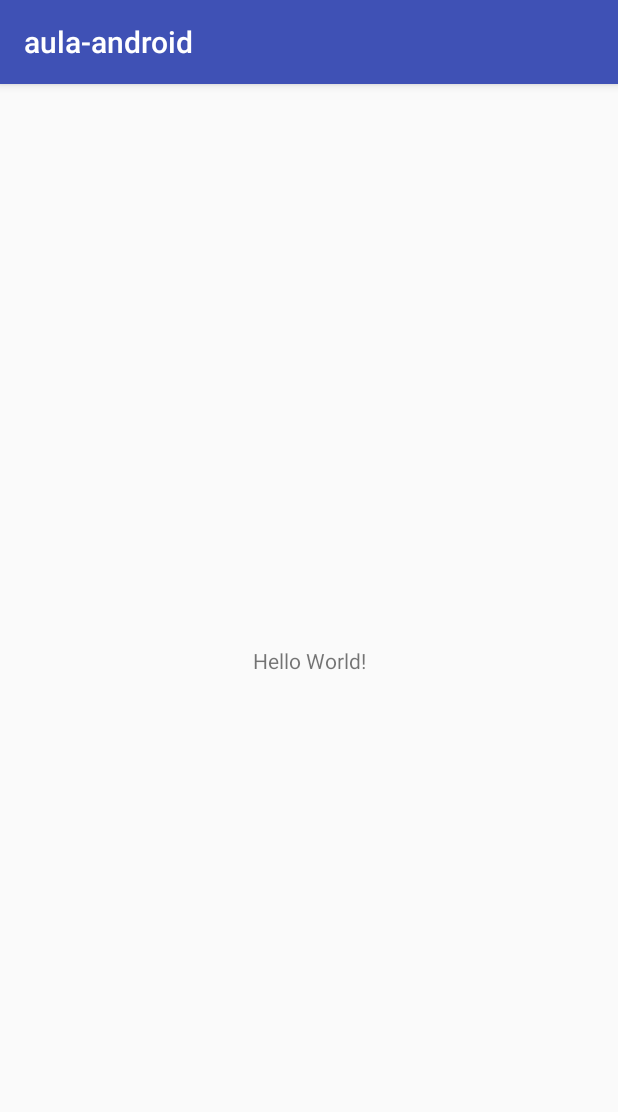
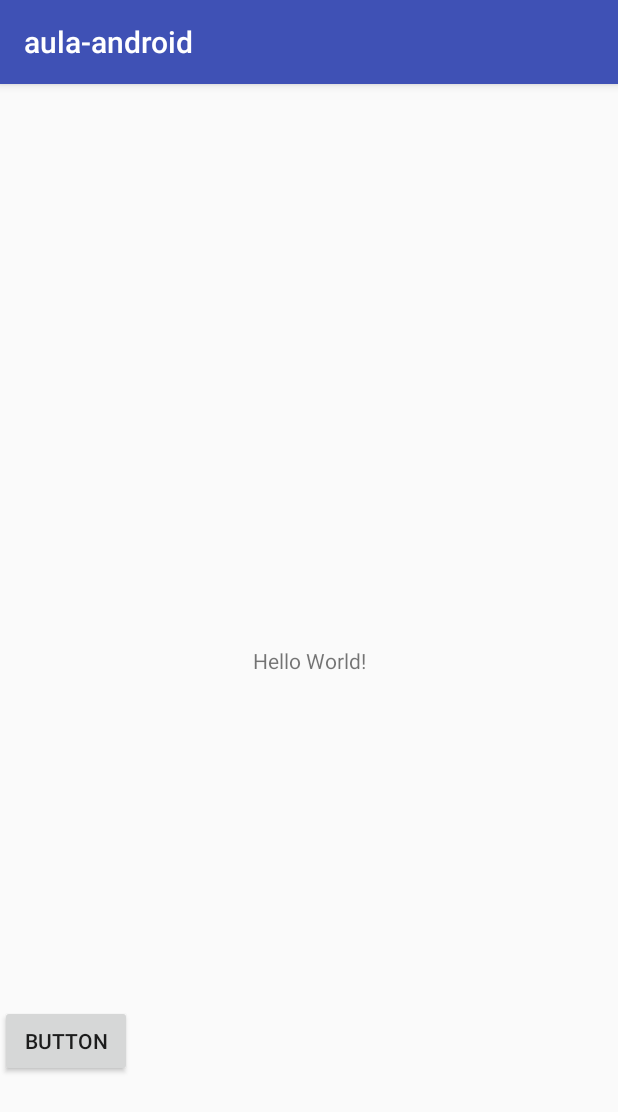
Before and after one commit to mariahrodrigues9/aula-android, an Android app: the screen it shows after launch (MainActivity), on a phone screen of 412 x 824 dp. Shown: the top 1112 px of the screen. Run offline under Robolectric (Android 15) with nearby library versions, the phone set to English and light mode, and no system bars.

Commit message:
commit colega

```diff
--- a/app/src/main/res/layout/activity_main.xml
+++ b/app/src/main/res/layout/activity_main.xml
@@ -7,6 +7,7 @@
     tools:context=".MainActivity">
 
     <TextView
+        android:id="@+id/textView"
         android:layout_width="wrap_content"
         android:layout_height="wrap_content"
         android:text="Hello World!"
@@ -15,4 +16,13 @@
         app:layout_constraintRight_toRightOf="parent"
         app:layout_constraintTop_toTopOf="parent" />
 
+    <Button
+        android:id="@+id/button"
+        android:layout_width="wrap_content"
+        android:layout_height="wrap_content"
+        android:layout_marginTop="220dp"
+        android:text="Button"
+        app:layout_constraintTop_toBottomOf="@+id/textView"
+        tools:layout_editor_absoluteX="156dp" />
+
 </android.support.constraint.ConstraintLayout>
```
